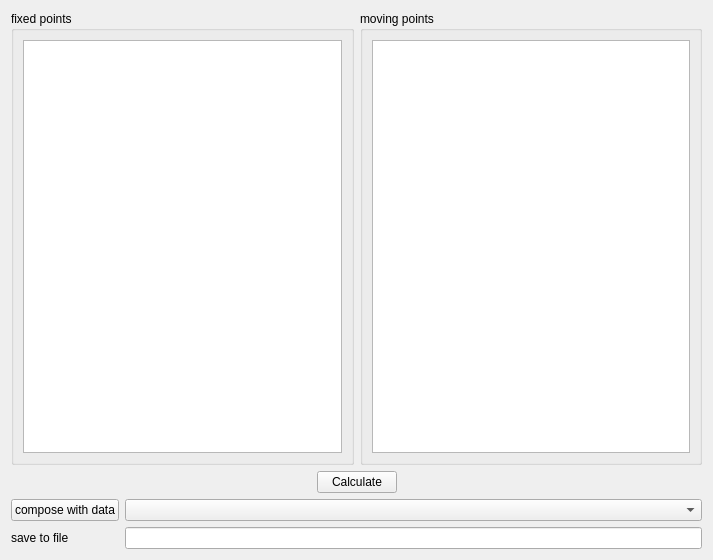
The window that Code/Gui/MITK/Plugins/uk.ac.ucl.cmic.igipointreg/src/internal/PointRegView.ui (NifTK/NifTK) describes before a commit, drawn with Qt 5.
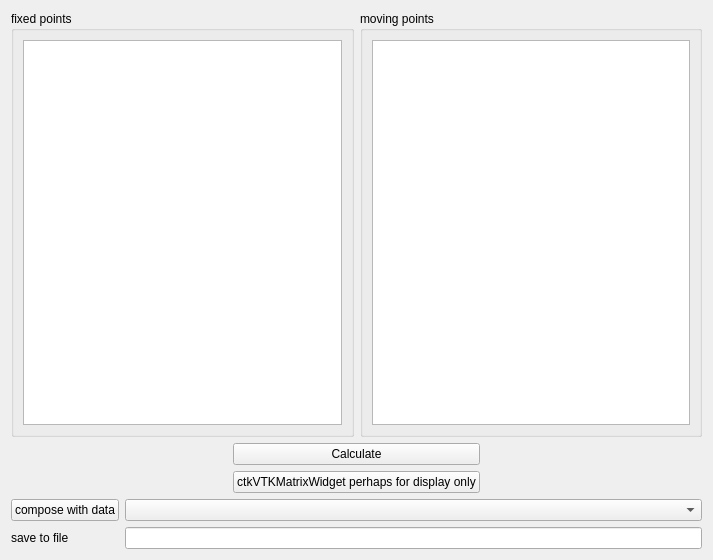
The same window after the commit. Custom widgets are drawn as their Qt base class.

Commit message: Bug #2289: Add suggestion for ctkVTKMatrixWidget

```diff
--- a/Code/Gui/MITK/Plugins/uk.ac.ucl.cmic.igipointreg/src/internal/PointRegView.ui
+++ b/Code/Gui/MITK/Plugins/uk.ac.ucl.cmic.igipointreg/src/internal/PointRegView.ui
@@ -68,6 +68,13 @@
            </property>
           </widget>
          </item>
+         <item>
+          <widget class="QPushButton" name="pushButton_3">
+           <property name="text">
+            <string>ctkVTKMatrixWidget perhaps for display only</string>
+           </property>
+          </widget>
+         </item>
         </layout>
        </item>
        <item>
```
